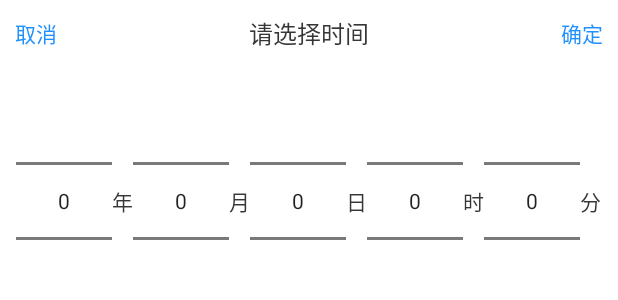
After one commit to LSQzzx/My-Day, an Android app: the layout time_picker.xml on its own in the app's theme, with its tools: preview values and no code run, on a phone screen of 412 x 824 dp. The commit adds this screen. Shown: the top 300 px of the screen. Run offline under Robolectric (Android 15) with nearby library versions, the phone set to English and light mode, and no system bars.

Commit message:
添加日程提醒功能

```diff
--- a/app/build.gradle
+++ b/app/build.gradle
@@ -49,4 +49,5 @@ dependencies {
     testImplementation 'junit:junit:4.13.2'
     androidTestImplementation 'androidx.test.ext:junit:1.1.3'
     androidTestImplementation 'androidx.test.espresso:espresso-core:3.4.0'
+    implementation "com.android.support:support-annotations:28.0.0"
 }
--- a/app/src/main/AndroidManifest.xml
+++ b/app/src/main/AndroidManifest.xml
@@ -3,6 +3,8 @@
     xmlns:tools="http://schemas.android.com/tools"
     package="com.sp1der.myday"
     android:versionName="1.1.0">
+    <uses-permission android:name="android.permission.READ_CALENDAR" />
+    <uses-permission android:name="android.permission.WRITE_CALENDAR" />
 
     <application
         android:allowBackup="true"
--- a/app/src/main/java/com/sp1der/myday/MainActivity.kt
+++ b/app/src/main/java/com/sp1der/myday/MainActivity.kt
@@ -115,6 +115,8 @@ class MainActivity : AppCompatActivity() {
                 view.info_message.text = "小提示"
                 view.info_name.visibility = View.GONE
                 view.info_info.text = "每次设置越少的任务，可以让你越专注"
+                view.info_info.minLines = 3
+                view.remind_button.visibility = View.GONE
                 customDialog.setView(view)
                 customDialog.show()
                 true
--- /dev/null
+++ b/app/src/main/res/layout/time_picker.xml
@@ -0,0 +1,103 @@
+<?xml version="1.0" encoding="utf-8"?>
+<LinearLayout
+    xmlns:android="http://schemas.android.com/apk/res/android"
+    android:orientation="vertical"
+    android:background="@color/textDayNight"
+    android:layout_width="match_parent"
+    android:layout_height="wrap_content">
+    <FrameLayout
+        android:padding="10dp"
+        android:layout_width="match_parent"
+        android:layout_height="wrap_content">
+        <TextView
+            android:text="请选择时间"
+            android:layout_gravity="center_horizontal"
+            android:textColor="@color/DayNight"
+            android:textSize="16sp"
+            android:layout_width="wrap_content"
+            android:layout_height="wrap_content"/>
+        <TextView
+            android:id="@+id/tvOk"
+            android:text="确定"
+            android:layout_gravity="center_vertical|right"
+            android:textColor="#1E90FF"
+            android:textSize="14sp"
+            android:layout_width="wrap_content"
+            android:layout_height="wrap_content"/>
+        <TextView
+            android:id="@+id/tvCancel"
+            android:text="取消"
+            android:layout_gravity="center_vertical|left"
+            android:textColor="#1E90FF"
+            android:textSize="14sp"
+            android:layout_width="wrap_content"
+            android:layout_height="wrap_content"/>
+    </FrameLayout>
+    <LinearLayout
+        android:orientation="horizontal"
+        android:layout_gravity="center_horizontal"
+        android:layout_width="wrap_content"
+        android:layout_height="wrap_content"
+        >
+        <NumberPicker
+            android:id="@+id/numberPickerYear"
+            android:layout_width="wrap_content"
+            android:layout_height="wrap_content"
+            android:descendantFocusability="blocksDescendants" />
+        <TextView
+            android:text="年"
+            android:textSize="14sp"
+            android:layout_gravity="center_vertical"
+            android:textColor="@color/DayNight"
+            android:layout_width="wrap_content"
+            android:layout_height="wrap_content"/>
+        <NumberPicker
+            android:id="@+id/numberPickerMonth"
+            android:layout_width="wrap_content"
+            android:layout_height="wrap_content"
+            android:descendantFocusability="blocksDescendants" />
+        <TextView
+            android:text="月"
+            android:textSize="14sp"
+            android:layout_gravity="center_vertical"
+            android:textColor="@color/DayNight"
+            android:layout_width="wrap_content"
+            android:layout_height="wrap_content"/>
+        <NumberPicker
+            android:id="@+id/numberPickerDay"
+            android:layout_width="wrap_content"
+            android:layout_height="wrap_content"
+            android:descendantFocusability="blocksDescendants" />
+        <TextView
+            android:text="日"
+            android:textSize="14sp"
+            android:layout_gravity="center_vertical"
+            android:textColor="@color/DayNight"
+            android:layout_width="wrap_content"
+            android:layout_height="wrap_content"/>
+        <NumberPicker
+            android:id="@+id/numberPickerHour"
+            android:layout_width="wrap_content"
+            android:layout_height="wrap_content"
+            android:descendantFocusability="blocksDescendants" />
+        <TextView
+            android:text="时"
+            android:textSize="14sp"
+            android:layout_gravity="center_vertical"
+            android:textColor="@color/DayNight"
+            android:layout_width="wrap_content"
+            android:layout_height="wrap_content"/>
+        <NumberPicker
+            android:id="@+id/numberPickerMinute"
+            android:layout_width="wrap_content"
+            android:layout_height="wrap_content"
+            android:descendantFocusability="blocksDescendants" />
+        <TextView
+            android:text="分"
+            android:textSize="14sp"
+            android:layout_gravity="center_vertical"
+            android:textColor="@color/DayNight"
+            android:layout_width="wrap_content"
+            android:layout_height="wrap_content"/>
+    </LinearLayout>
+</LinearLayout>
```
Also changed, not shown: app/src/main/java/com/sp1der/myday/CalendarReminderUtils.java (added, +179 -0 lines), app/src/main/java/com/sp1der/myday/DialogFactory.kt (added, +146 -0 lines), app/src/main/java/com/sp1der/myday/TodoAdapter.kt (+74 -0 lines), app/src/main/res/anim/dialog_enter.xml (added, +7 -0 lines), app/src/main/res/anim/dialog_exit.xml (added, +7 -0 lines), app/src/main/res/layout/info.xml (+6 -1 lines), app/src/main/res/layout/remind.xml (added, +82 -0 lines), app/src/main/res/values/styles.xml (+15 -0 lines), app/src/main/res/drawable-xxhdpi/remind_white.png (added).
